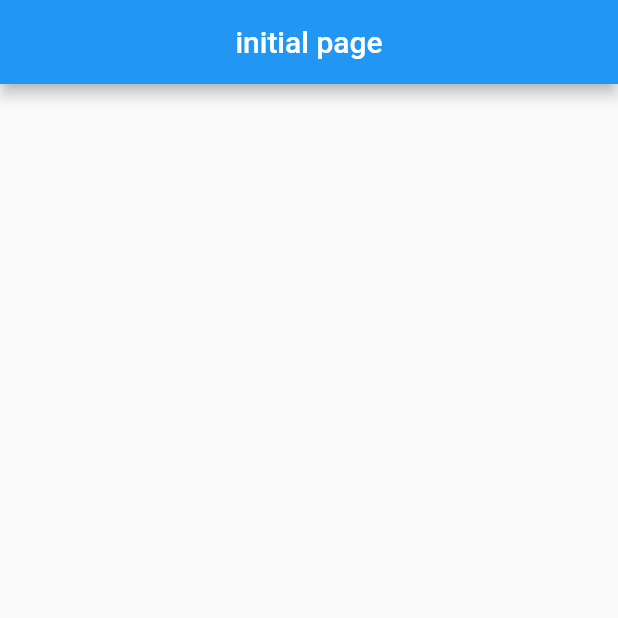
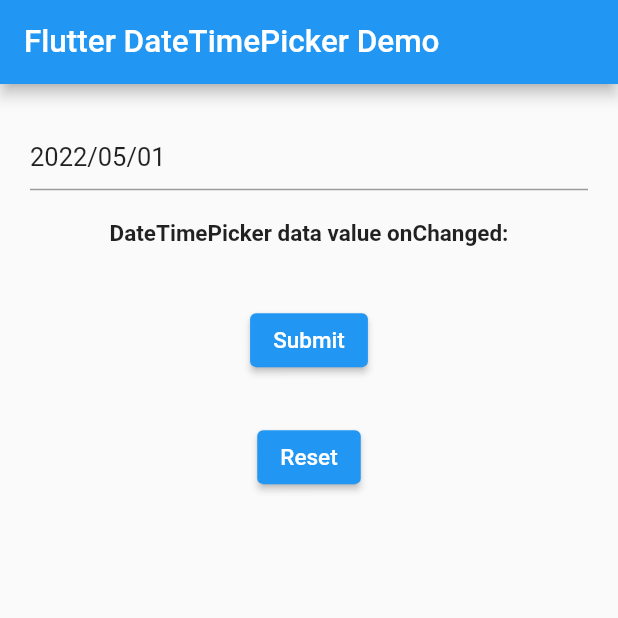
Before and after one commit to shseok/flutter_riverpod_diary, a Flutter app: the screen it shows after launch, on a phone screen of 412 x 824 dp, the top half of it. Run offline on Flutter 3.47's test engine with Material 2 defaults, Android fonts, the phone set to English and light mode, and no system bars; drawn by our look-alikes of date_time_picker.

Commit message:
Create Plugin_date_time_picker

```diff
--- a/lib/main.dart
+++ b/lib/main.dart
@@ -1,30 +1,126 @@
-import 'package:flutter/material.dart'; // 기본 내장
+import 'package:date_time_picker/date_time_picker.dart';
+import 'package:flutter/material.dart';
+import 'package:flutter_localizations/flutter_localizations.dart';
+import 'package:intl/intl.dart';
 
-// 등록 후 내장
 void main() => runApp(MyApp());
 
 class MyApp extends StatelessWidget {
-  const MyApp({Key? key}) : super(key: key);
-
   @override
   Widget build(BuildContext context) {
     return MaterialApp(
-      title: 'initial page',
-      home: MyPage(),
+      title: 'Flutter DateTimePicker Demo',
+      home: MyHomePage(),
+      localizationsDelegates: [
+        GlobalWidgetsLocalizations.delegate,
+        GlobalMaterialLocalizations.delegate,
+        GlobalCupertinoLocalizations.delegate,
+      ],
+      supportedLocales: [Locale('ko', 'KR')], //, Locale('pt', 'BR')],
     );
   }
 }
 
-class MyPage extends StatelessWidget {
-  const MyPage({Key? key}) : super(key: key);
+class MyHomePage extends StatefulWidget {
+  MyHomePage({Key? key}) : super(key: key);
+
+  @override
+  _MyHomePageState createState() => _MyHomePageState();
+}
+
+class _MyHomePageState extends State<MyHomePage> {
+  GlobalKey<FormState> _oFormKey = GlobalKey<FormState>();
+  late TextEditingController _controller3;
+
+  //String _initialValue = '';
+  String _valueChanged3 = '';
+
+  @override
+  void initState() {
+    super.initState();
+    Intl.defaultLocale = 'ko_KR';
+    //_initialValue = DateTime.now().toString();
+    _controller3 = TextEditingController(text: DateTime.now().toString());
+
+    _getValue();
+  }
+
+  /// This implementation is just to simulate a load data behavior
+  /// from a data base sqlite or from a API
+  Future<void> _getValue() async {
+    await Future.delayed(const Duration(seconds: 3), () {
+      setState(() {
+        //_initialValue = '2000-10-22 14:30';
+        _controller3.text = '${getToday()}';
+      });
+    });
+  }
 
   @override
   Widget build(BuildContext context) {
     return Scaffold(
       appBar: AppBar(
-        title: Text('initial page'),
-        centerTitle: true,
+        title: Text('Flutter DateTimePicker Demo'),
+      ),
+      body: SingleChildScrollView(
+        padding: EdgeInsets.only(left: 20, right: 20, top: 10),
+        child: Form(
+          key: _oFormKey,
+          child: Column(
+            children: <Widget>[
+              DateTimePicker(
+                type: DateTimePickerType.date,
+                dateMask: 'yyyy/MM/dd',
+                controller: _controller3,
+                //initialValue: _initialValue,
+                firstDate: DateTime(2000),
+                lastDate: DateTime(2100),
+                dateLabelText: '',
+                locale: Locale('ko', 'KR'),
+                onChanged: (val) => setState(() => _valueChanged3 = val),
+              ),
+              SizedBox(height: 20),
+              Text(
+                'DateTimePicker data value onChanged:',
+                style: TextStyle(fontWeight: FontWeight.bold),
+              ),
+              SizedBox(height: 10),
+              SelectableText(_valueChanged3),
+              SizedBox(height: 10),
+              ElevatedButton(
+                onPressed: () {
+                  final loForm = _oFormKey.currentState;
+
+                  if (loForm?.validate() == true) {
+                    loForm?.save();
+                  }
+                },
+                child: Text('Submit'),
+              ),
+              SizedBox(height: 30),
+              ElevatedButton(
+                onPressed: () {
+                  final loForm = _oFormKey.currentState;
+                  loForm?.reset();
+
+                  setState(() {
+                    _valueChanged3 = '';
+                  });
+                  _controller3.clear();
+                },
+                child: Text('Reset'),
+              ),
+            ],
+          ),
+        ),
       ),
     );
   }
 }
+
+String getToday(){
+  final now = DateTime.now();
+  DateFormat formatter = DateFormat('yyyy-MM-dd');
+  String strToday = formatter.format(now);
+  return strToday;
+}
--- a/pubspec.yaml
+++ b/pubspec.yaml
@@ -29,11 +29,14 @@ environment:
 dependencies:
   flutter:
     sdk: flutter
-
+  flutter_localizations: # Add this line
+    sdk: flutter         # Add this line
+  intl: ^0.17.0
   # The following adds the Cupertino Icons font to your application.
   # Use with the CupertinoIcons class for iOS style icons.
   cupertino_icons: ^1.0.2
   fluttertoast: ^8.0.9
+  date_time_picker: "^2.1.0"
 
 dev_dependencies:
   flutter_test:
```
Also changed, not shown: pubspec.lock.
